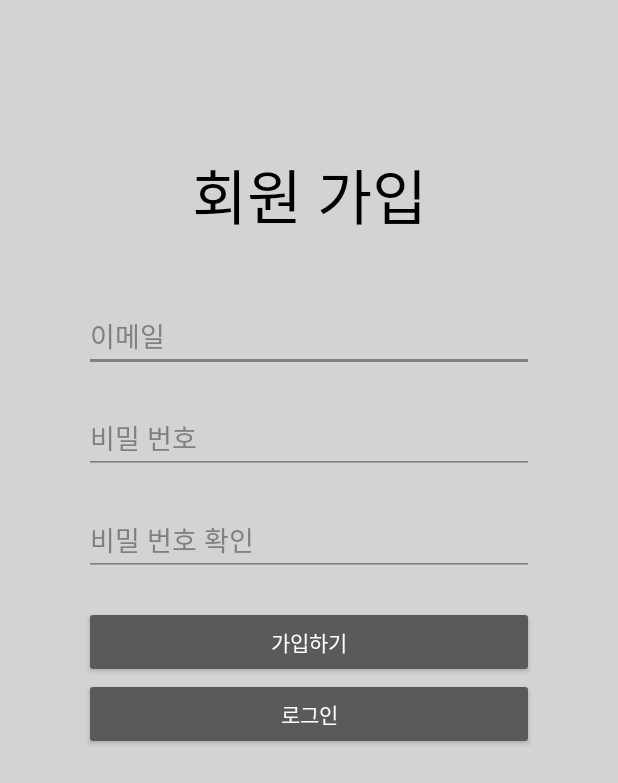
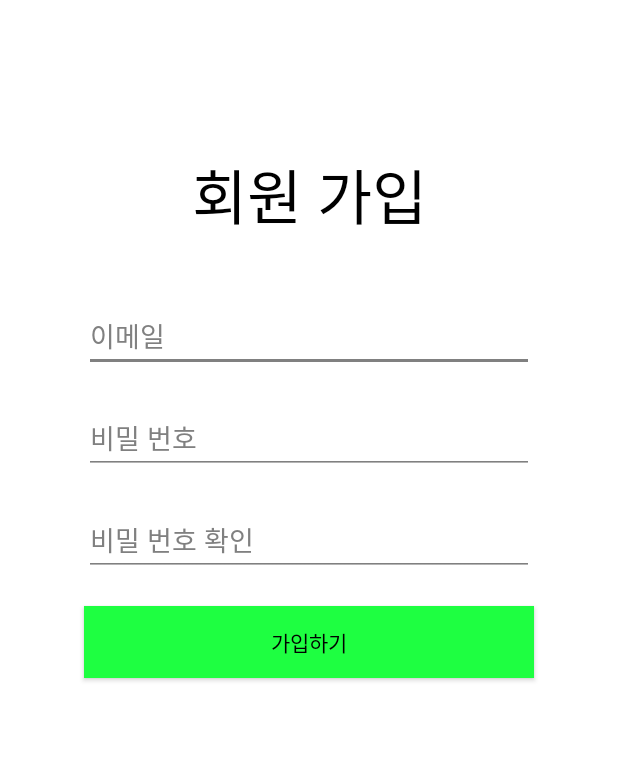
Before and after one commit to Team-amazing/Android-pompom, an Android app: the SignUpActivity screen opened directly, with no data from a screen before it, after a tap on "가입하기", on a phone screen of 412 x 824 dp. Shown: the top 783 px of the screen. Run offline under Robolectric (Android 15) with nearby library versions, the phone set to English and light mode, and no system bars; our stand-ins replace Firebase (no records; nobody signed in at launch, a user with empty details on screens opened directly).

Commit message:
style :: 디자인

```diff
--- a/outopompomme/app/src/main/java/com/example/outopompomme/SignUpActivity.java
+++ b/outopompomme/app/src/main/java/com/example/outopompomme/SignUpActivity.java
@@ -28,7 +28,6 @@ public class SignUpActivity extends AppCompatActivity {
         mAuth = FirebaseAuth.getInstance();
 
         findViewById(R.id.signupBtn).setOnClickListener(onClickListener);
-        findViewById(R.id.gotoLogin).setOnClickListener(onClickListener);
     }
 
     @Override
@@ -54,9 +53,6 @@ public class SignUpActivity extends AppCompatActivity {
             switch (v.getId()){
                 case R.id.signupBtn:
                     signUp();
-                    break;
-                case R.id.gotoLogin:
-                    myStartActivity(LoginActivity.class);
                     break;
             }
         }
--- a/outopompomme/app/src/main/res/layout/activity_sign_up.xml
+++ b/outopompomme/app/src/main/res/layout/activity_sign_up.xml
@@ -4,7 +4,7 @@
     xmlns:tools="http://schemas.android.com/tools"
     android:layout_width="match_parent"
     android:layout_height="match_parent"
-    android:background="@color/white_gray"
+    android:background="@color/white"
     tools:context=".SignUpActivity">
 
     <TextView
@@ -69,19 +69,14 @@
         android:layout_width="300dp"
         android:layout_height="wrap_content"
         android:text="가입하기"
+        android:textColor="@color/black"
         android:layout_marginTop="20dp"
+        android:background="@color/green"
         app:layout_constraintLeft_toLeftOf="parent"
         app:layout_constraintRight_toRightOf="parent"
         app:layout_constraintTop_toBottomOf="@id/signup_check_password" />
 
-    <Button
-        android:id="@+id/gotoLogin"
-        android:layout_width="300dp"
-        android:layout_height="wrap_content"
-        android:text="로그인"
-        app:layout_constraintLeft_toLeftOf="parent"
-        app:layout_constraintRight_toRightOf="parent"
-        app:layout_constraintTop_toBottomOf="@id/signupBtn"/>
+
 
 
 
```
